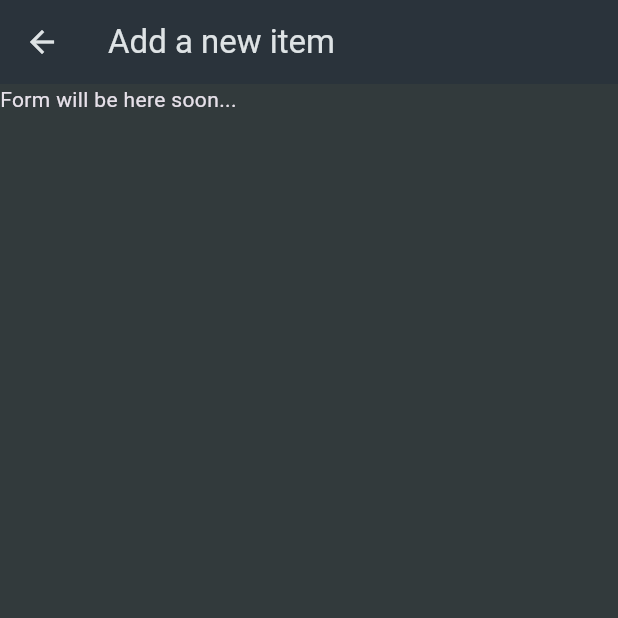
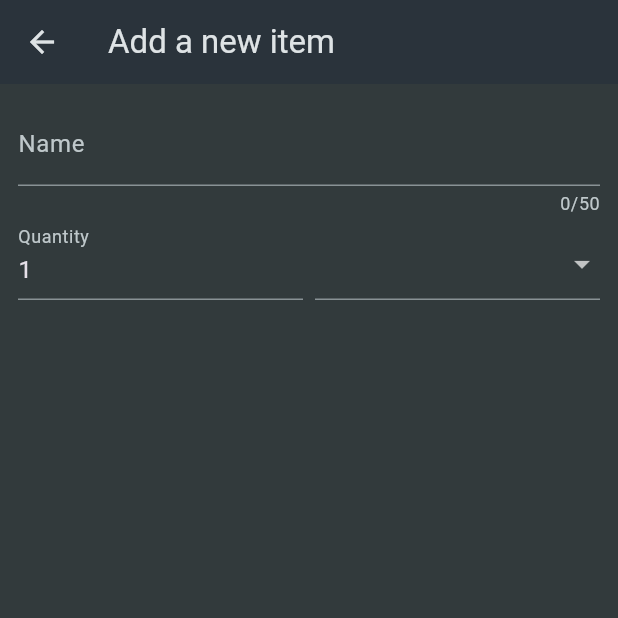
Before and after one commit to vamuigua/REstock, a Flutter app: the NewItem screen opened directly, on a phone screen of 412 x 824 dp, the top half of it. Run offline on Flutter 3.47's test engine with Material 3 defaults, Android fonts, the phone set to English and light mode, and no system bars.

Commit message:
update: add dropdown form with category types as options

```diff
--- a/lib/widget/new_item.dart
+++ b/lib/widget/new_item.dart
@@ -1,4 +1,5 @@
 import 'package:flutter/material.dart';
+import 'package:shopping_list/data/categories.dart';
 
 class NewItem extends StatefulWidget {
   const NewItem({super.key});
@@ -14,7 +15,64 @@ class _NewItemState extends State<NewItem> {
       appBar: AppBar(
         title: const Text("Add a new item"),
       ),
-      body: const Text("Form will be here soon..."),
+      body: Padding(
+        padding: const EdgeInsets.all(12.0),
+        child: Form(
+          child: Column(
+            children: [
+              TextFormField(
+                maxLength: 50,
+                decoration: const InputDecoration(
+                  label: Text("Name"),
+                ),
+                validator: (value) {
+                  if (value == null || value.isEmpty) {
+                    return "Please enter a name";
+                  }
+
+                  return null;
+                },
+              ),
+              Row(
+                crossAxisAlignment: CrossAxisAlignment.end,
+                children: [
+                  Expanded(
+                    child: TextFormField(
+                      decoration: const InputDecoration(
+                        label: Text("Quantity"),
+                      ),
+                      initialValue: "1",
+                    ),
+                  ),
+                  const SizedBox(width: 8),
+                  Expanded(
+                    child: DropdownButtonFormField(
+                      items: [
+                        for (final category in categories.entries)
+                          DropdownMenuItem(
+                            value: category.value,
+                            child: Row(
+                              children: [
+                                Container(
+                                  width: 16,
+                                  height: 16,
+                                  color: category.value.color,
+                                ),
+                                const SizedBox(width: 6),
+                                Text(category.value.title),
+                              ],
+                            ),
+                          )
+                      ],
+                      onChanged: (value) {},
+                    ),
+                  )
+                ],
+              ),
+            ],
+          ),
+        ),
+      ),
     );
   }
 }
```
